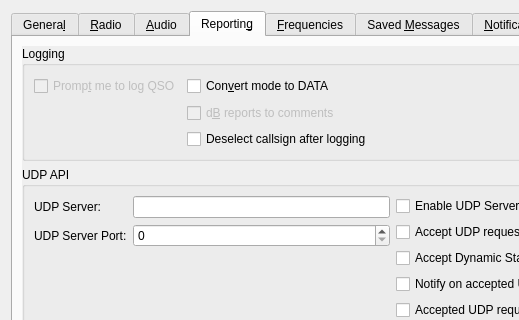
First picture: the form in Configuration.ui, repository qcmiao1998/js8call, before the edit; both pictures show x 0 to 519 and y 0 to 320 of the 800 by 600 pixel window.
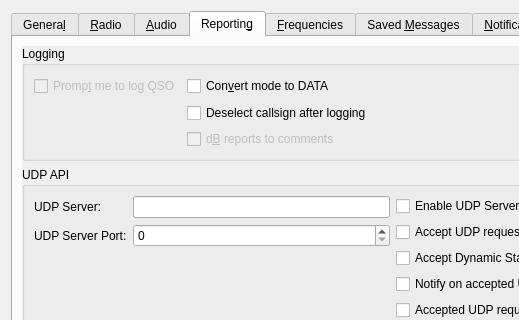
Second picture: the form after the edit.

Commit message: Fixed #7: De-select callsign on save log should be visible in the settings

The edit to the form file:
```diff
--- a/Configuration.ui
+++ b/Configuration.ui
@@ -2078,7 +2078,7 @@
                   </property>
                  </widget>
                 </item>
-                <item row="2" column="1">
+                <item row="1" column="1">
                  <widget class="QCheckBox" name="clear_callsign_check_box">
                   <property name="enabled">
                    <bool>true</bool>
@@ -2111,7 +2111,7 @@
                   </property>
                  </widget>
                 </item>
-                <item row="1" column="1">
+                <item row="2" column="1">
                  <widget class="QCheckBox" name="report_in_comments_check_box">
                   <property name="enabled">
                    <bool>false</bool>
```
Left out of the diff: 2 changed lines with no effect on the pictures.
